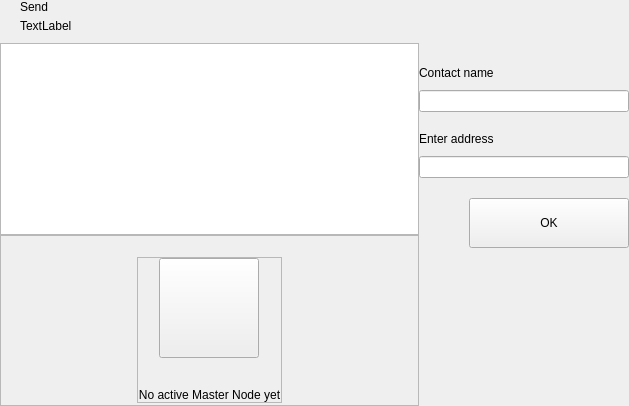
First picture: the form in src/qt/vitae/forms/addresseswidget.ui, repository VitaeTeam/Vitae, before the edit.
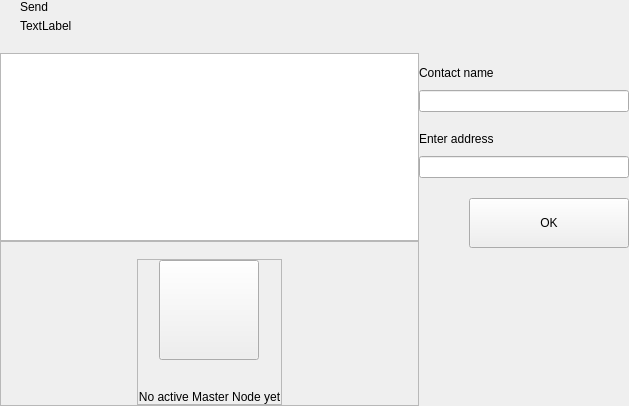
Second picture: the form after the edit. Custom widgets are drawn as their Qt base class.

Commit message: Layout space changes

What changed in the file:
```diff
--- a/src/qt/vitae/forms/addresseswidget.ui
+++ b/src/qt/vitae/forms/addresseswidget.ui
@@ -110,7 +110,7 @@
           <property name="sizeHint" stdset="0">
            <size>
             <width>20</width>
-            <height>10</height>
+            <height>20</height>
            </size>
           </property>
          </spacer>
```
The commit also changes 2 other files.
